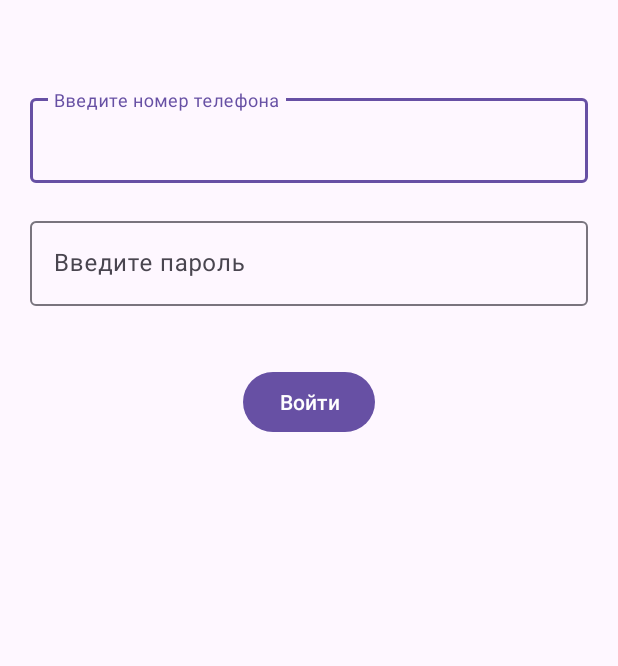
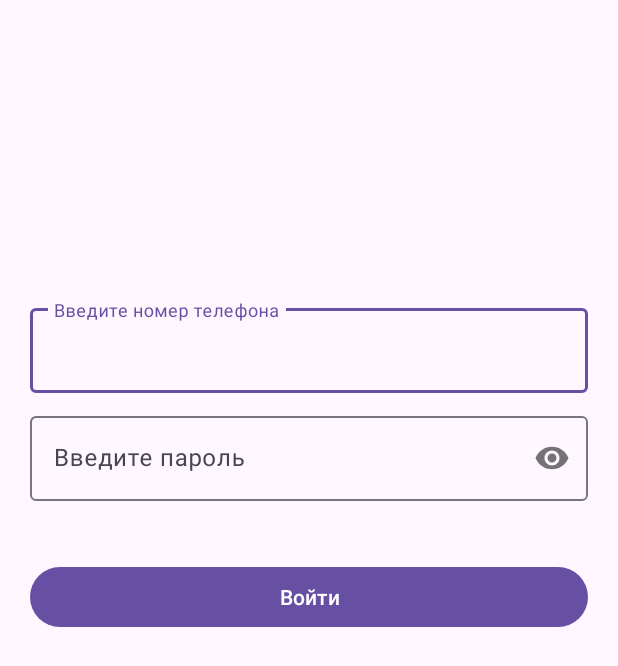
Before and after one commit to VopRos-ZP/Meetpeople, an Android app: the layout sign_in_activity.xml on its own in the app's theme, with its tools: preview values and no code run, on a phone screen of 412 x 824 dp. Shown: the top 666 px of the screen. Run offline under Robolectric (Android 15) with nearby library versions, the phone set to English and light mode, and no system bars; network calls fail.

Commit message:
Добавлен `sign_in_activity` и `AuthAPI` а так же доп дата классы

```diff
--- a/app/src/main/AndroidManifest.xml
+++ b/app/src/main/AndroidManifest.xml
@@ -18,6 +18,11 @@
         tools:targetApi="31">
         <activity
             android:name=".views.main.MainActivity"
+            android:exported="false">
+
+        </activity>
+        <activity
+            android:name=".views.signIn.SignInActivity"
             android:exported="true">
             <intent-filter>
                 <action android:name="android.intent.action.MAIN" />
--- a/app/src/main/java/com/meetpeople/domain/Person.kt
+++ b/app/src/main/java/com/meetpeople/domain/Person.kt
@@ -1,5 +1,6 @@
 package com.meetpeople.domain
 
+import com.meetpeople.domain.entities.Session
 import kotlinx.serialization.Serializable
 
 @Serializable
@@ -15,5 +16,8 @@ data class Person(
     val maritalStatus: String,
     val status: String,
     val about: String,
-    val premium: Boolean
+    val premium: Boolean,
+    val vkId: String?,
+    val onlineStatus: String,
+    val sessions: Set<Session>
 )
--- a/app/src/main/java/com/meetpeople/repositories/Repository.kt
+++ b/app/src/main/java/com/meetpeople/repositories/Repository.kt
@@ -1,6 +1,4 @@
 package com.meetpeople.repositories
-
-import kotlinx.coroutines.flow.Flow
 
 interface Repository<T> {
     suspend fun fetchAll(): List<T>
--- /dev/null
+++ b/app/src/main/java/com/meetpeople/views/signIn/SignInViewIntent.kt
@@ -0,0 +1,6 @@
+package com.meetpeople.views.signIn
+
+sealed class SignInViewIntent {
+    data object Launch : SignInViewIntent()
+    data class SignIn(val phone: String, val password: String) : SignInViewIntent()
+}
--- a/app/src/main/res/layout/sign_in_fragment.xml
+++ b/app/src/main/res/layout/sign_in_activity.xml
@@ -4,13 +4,15 @@
     xmlns:tools="http://schemas.android.com/tools"
     android:layout_width="match_parent"
     android:layout_height="match_parent"
-    android:padding="20dp">
+    tools:context=".views.signIn.SignInActivity">
 
     <com.google.android.material.textfield.TextInputLayout
         android:id="@+id/phoneInputLayout"
-        android:layout_width="match_parent"
+        android:layout_width="0dp"
         android:layout_height="wrap_content"
-        android:layout_marginTop="40dp"
+        android:layout_marginStart="20dp"
+        android:layout_marginTop="200dp"
+        android:layout_marginEnd="20dp"
         app:layout_constraintEnd_toEndOf="parent"
         app:layout_constraintStart_toStartOf="parent"
         app:layout_constraintTop_toTopOf="parent">
@@ -28,26 +30,33 @@
         android:id="@+id/passwordInputLayout"
         android:layout_width="match_parent"
         android:layout_height="wrap_content"
-        android:layout_marginTop="20dp"
+        android:layout_marginStart="20dp"
+        android:layout_marginTop="10dp"
+        android:layout_marginEnd="20dp"
         app:layout_constraintEnd_toEndOf="parent"
         app:layout_constraintStart_toStartOf="parent"
-        app:layout_constraintTop_toBottomOf="@+id/phoneInputLayout">
+        app:layout_constraintTop_toBottomOf="@+id/phoneInputLayout"
+        app:passwordToggleEnabled="true">
 
         <com.google.android.material.textfield.TextInputEditText
             android:id="@+id/passwordEditText"
             android:layout_width="match_parent"
             android:layout_height="wrap_content"
             android:hint="@string/enter_password"
-            android:inputType="text|textVisiblePassword" />
+            android:inputType="text|textPassword"
+            android:singleLine="true" />
     </com.google.android.material.textfield.TextInputLayout>
 
     <Button
-        android:id="@+id/button"
-        android:layout_width="wrap_content"
+        android:id="@+id/signInBtn"
+        android:layout_width="0dp"
         android:layout_height="wrap_content"
+        android:layout_marginStart="20dp"
         android:layout_marginTop="40dp"
+        android:layout_marginEnd="20dp"
         android:text="@string/sign_in"
         app:layout_constraintEnd_toEndOf="parent"
         app:layout_constraintStart_toStartOf="parent"
         app:layout_constraintTop_toBottomOf="@+id/passwordInputLayout" />
+
 </androidx.constraintlayout.widget.ConstraintLayout>
```
Also changed, not shown: app/src/main/java/com/meetpeople/di/RetrofitModule.kt (+5 -2 lines), app/src/main/java/com/meetpeople/domain/LoginRequest.kt (added, +9 -0 lines), app/src/main/java/com/meetpeople/domain/Response.kt (added, +9 -0 lines), app/src/main/java/com/meetpeople/domain/TextResponse.kt (added, +9 -0 lines), app/src/main/java/com/meetpeople/domain/entities/Session.kt (added, +10 -0 lines), app/src/main/java/com/meetpeople/repositories/AuthRepository.kt (added, +13 -0 lines), app/src/main/java/com/meetpeople/retrofit/AuthAPI.kt (added, +22 -0 lines), app/src/main/java/com/meetpeople/retrofit/interceptors/AuthInterceptor.kt (added, +21 -0 lines), app/src/main/java/com/meetpeople/views/signIn/SignInActivity.kt (added, +39 -0 lines), app/src/main/java/com/meetpeople/views/signIn/SignInViewModel.kt (added, +57 -0 lines), app/src/main/java/com/meetpeople/views/signIn/SignInViewState.kt (added, +9 -0 lines).
